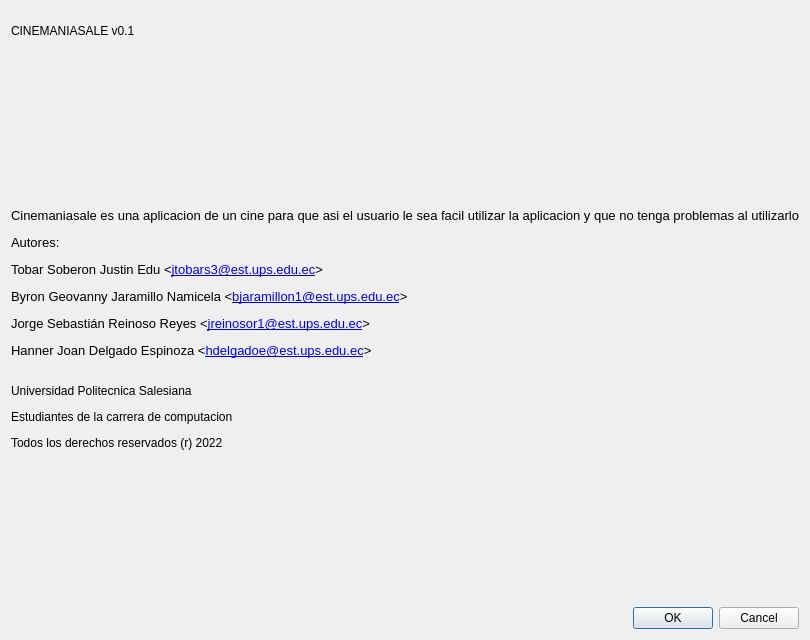
Old version of the form acerca.ui in the repository Jtobar-Ec/Cine-Mejorado.
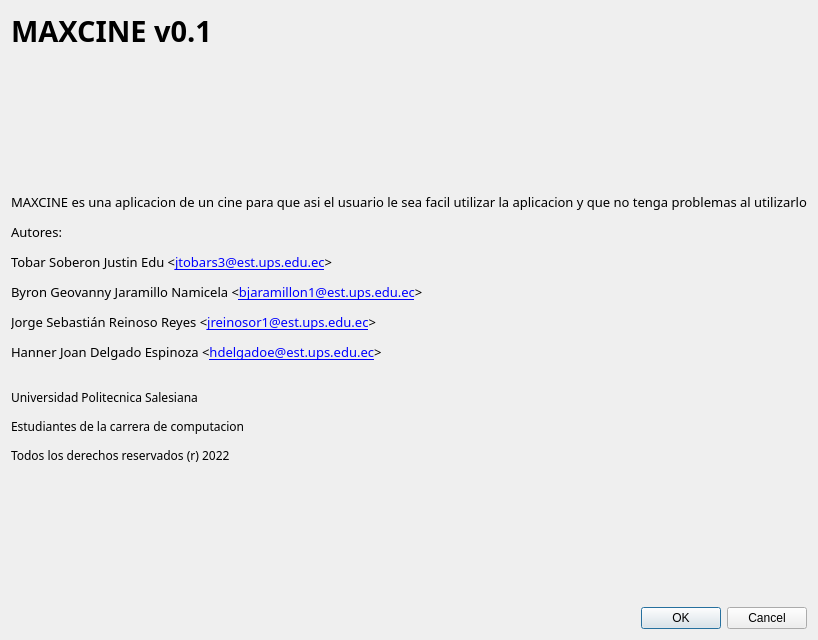
New version of the form.

Patch:
```diff
--- a/acerca.ui
+++ b/acerca.ui
@@ -22,15 +22,28 @@
        <height>40</height>
       </size>
      </property>
+     <property name="font">
+      <font>
+       <family>Rockwell Nova</family>
+       <pointsize>22</pointsize>
+       <weight>75</weight>
+       <bold>true</bold>
+      </font>
+     </property>
      <property name="text">
-      <string>CINEMANIASALE v0.1</string>
+      <string>MAXCINE v0.1</string>
      </property>
     </widget>
    </item>
    <item row="1" column="0">
     <widget class="QLabel" name="label_3">
+     <property name="font">
+      <font>
+       <family>Rockwell Nova</family>
+      </font>
+     </property>
      <property name="text">
-      <string>&lt;html&gt;&lt;head/&gt;&lt;body&gt;&lt;p&gt;&lt;span style=&quot; font-size:10pt;&quot;&gt;Cinemaniasale es una aplicacion de un cine para que asi el usuario le sea facil utilizar la aplicacion y que no tenga problemas al utilizarlo&lt;/span&gt;&lt;/p&gt;&lt;p&gt;&lt;span style=&quot; font-size:10pt;&quot;&gt;Autores:&lt;/span&gt;&lt;/p&gt;&lt;p&gt;&lt;span style=&quot; font-size:10pt;&quot;&gt;Tobar Soberon Justin Edu &amp;lt;&lt;/span&gt;&lt;span style=&quot; font-size:10pt; text-decoration: underline; color:#0000ff;&quot;&gt;jtobars3@est.ups.edu.ec&lt;/span&gt;&lt;span style=&quot; font-size:10pt;&quot;&gt;&amp;gt;&lt;/span&gt;&lt;/p&gt;&lt;p&gt;&lt;span style=&quot; font-size:10pt;&quot;&gt;Byron Geovanny Jaramillo Namicela &amp;lt;&lt;/span&gt;&lt;span style=&quot; font-size:10pt; text-decoration: underline; color:#0000ff;&quot;&gt;bjaramillon1@est.ups.edu.ec&lt;/span&gt;&lt;span style=&quot; font-size:10pt;&quot;&gt;&amp;gt;&lt;/span&gt;&lt;/p&gt;&lt;p&gt;&lt;span style=&quot; font-size:10pt;&quot;&gt;Jorge Sebastián Reinoso Reyes &amp;lt;&lt;/span&gt;&lt;span style=&quot; font-size:10pt; text-decoration: underline; color:#0000ff;&quot;&gt;jreinosor1@est.ups.edu.ec&lt;/span&gt;&lt;span style=&quot; font-size:10pt;&quot;&gt;&amp;gt;&lt;/span&gt;&lt;/p&gt;&lt;p&gt;&lt;span style=&quot; font-size:10pt;&quot;&gt;Hanner Joan Delgado Espinoza &amp;lt;&lt;/span&gt;&lt;span style=&quot; font-size:10pt; text-decoration: underline; color:#0000ff;&quot;&gt;hdelgadoe@est.ups.edu.ec&lt;/span&gt;&lt;span style=&quot; font-size:10pt;&quot;&gt;&amp;gt;&lt;/span&gt;&lt;/p&gt;&lt;p&gt;&lt;br/&gt;Universidad Politecnica Salesiana&lt;/p&gt;&lt;p&gt;Estudiantes de la carrera de computacion &lt;/p&gt;&lt;p&gt;Todos los derechos reservados (r) 2022&lt;/p&gt;&lt;/body&gt;&lt;/html&gt;</string>
+      <string>&lt;html&gt;&lt;head/&gt;&lt;body&gt;&lt;p&gt;&lt;span style=&quot; font-size:10pt;&quot;&gt;MAXCINE es una aplicacion de un cine para que asi el usuario le sea facil utilizar la aplicacion y que no tenga problemas al utilizarlo&lt;/span&gt;&lt;/p&gt;&lt;p&gt;&lt;span style=&quot; font-size:10pt;&quot;&gt;Autores:&lt;/span&gt;&lt;/p&gt;&lt;p&gt;&lt;span style=&quot; font-size:10pt;&quot;&gt;Tobar Soberon Justin Edu &amp;lt;&lt;/span&gt;&lt;span style=&quot; font-size:10pt; text-decoration: underline; color:#0000ff;&quot;&gt;jtobars3@est.ups.edu.ec&lt;/span&gt;&lt;span style=&quot; font-size:10pt;&quot;&gt;&amp;gt;&lt;/span&gt;&lt;/p&gt;&lt;p&gt;&lt;span style=&quot; font-size:10pt;&quot;&gt;Byron Geovanny Jaramillo Namicela &amp;lt;&lt;/span&gt;&lt;span style=&quot; font-size:10pt; text-decoration: underline; color:#0000ff;&quot;&gt;bjaramillon1@est.ups.edu.ec&lt;/span&gt;&lt;span style=&quot; font-size:10pt;&quot;&gt;&amp;gt;&lt;/span&gt;&lt;/p&gt;&lt;p&gt;&lt;span style=&quot; font-size:10pt;&quot;&gt;Jorge Sebastián Reinoso Reyes &amp;lt;&lt;/span&gt;&lt;span style=&quot; font-size:10pt; text-decoration: underline; color:#0000ff;&quot;&gt;jreinosor1@est.ups.edu.ec&lt;/span&gt;&lt;span style=&quot; font-size:10pt;&quot;&gt;&amp;gt;&lt;/span&gt;&lt;/p&gt;&lt;p&gt;&lt;span style=&quot; font-size:10pt;&quot;&gt;Hanner Joan Delgado Espinoza &amp;lt;&lt;/span&gt;&lt;span style=&quot; font-size:10pt; text-decoration: underline; color:#0000ff;&quot;&gt;hdelgadoe@est.ups.edu.ec&lt;/span&gt;&lt;span style=&quot; font-size:10pt;&quot;&gt;&amp;gt;&lt;/span&gt;&lt;/p&gt;&lt;p&gt;&lt;br/&gt;Universidad Politecnica Salesiana&lt;/p&gt;&lt;p&gt;Estudiantes de la carrera de computacion &lt;/p&gt;&lt;p&gt;Todos los derechos reservados (r) 2022&lt;/p&gt;&lt;/body&gt;&lt;/html&gt;</string>
      </property>
     </widget>
    </item>
```
